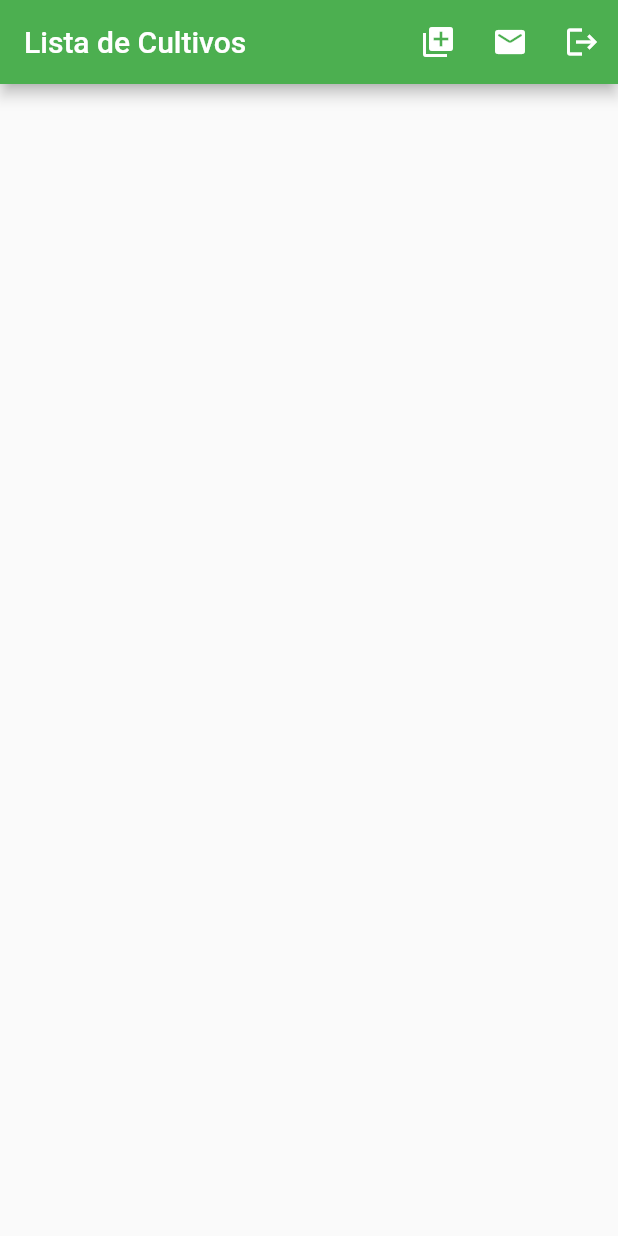
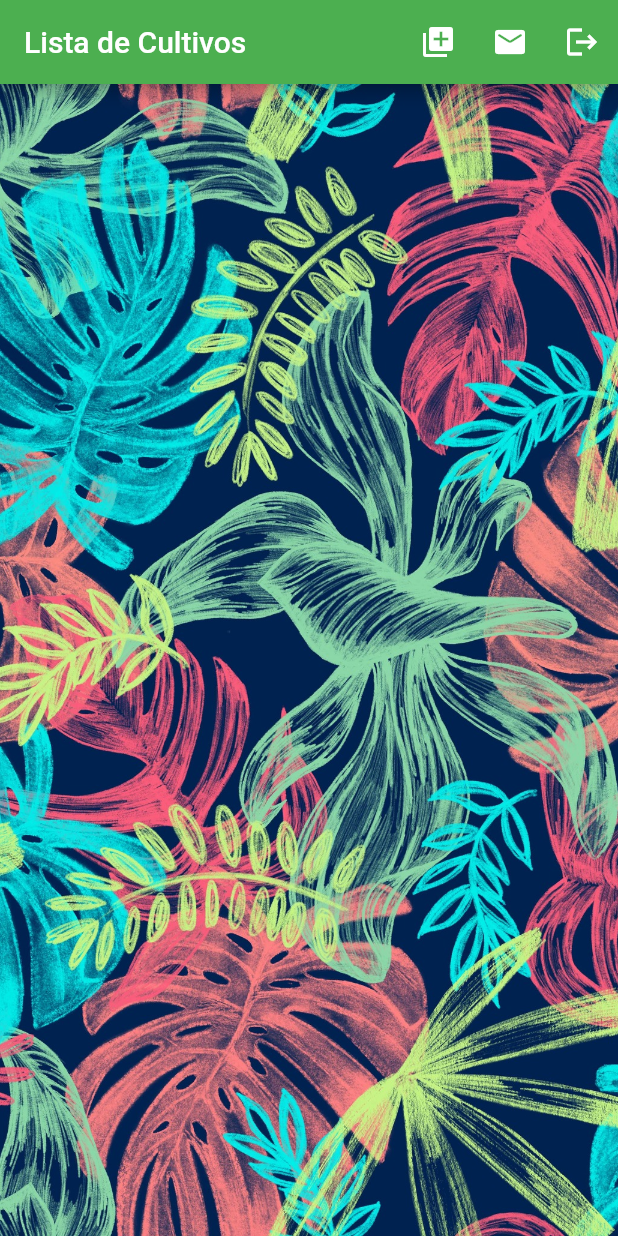
Before and after one commit to Juan-Gonzalez-Cuadros/administrador_cultivos, a Flutter app: the screen it shows once a user with an empty profile is signed in, on a phone screen of 412 x 824 dp. Run offline on Flutter 3.47's test engine with Material 2 defaults, Android fonts, the phone set to English and light mode, and no system bars; our stand-ins replace cloud_firestore, firebase_auth, firebase_core, firebase_storage, flutter_image_compress, image_cropper and 1 more; accounts and stored records are empty.

Commit message:
Update home_page.dart

```diff
--- a/lib/home_page.dart
+++ b/lib/home_page.dart
@@ -88,7 +88,14 @@ class _HomePageState extends State<HomePage> {
             ),
           ],
         ),
-        body: StreamBuilder(
+        body: Container(
+          decoration: BoxDecoration(
+            image: DecorationImage(
+              image: AssetImage("lib/img/sheets-picture.jpg"),
+              fit: BoxFit.cover,
+            ),
+          ),
+          child: StreamBuilder(
             stream: firebase.snapshots(),
             builder: (context, AsyncSnapshot<QuerySnapshot> snapshot) {
               if (!snapshot.hasData) {
@@ -143,6 +150,7 @@ class _HomePageState extends State<HomePage> {
                 }).toList(),
               );
             },
+          ),
         ));
   }
 }
```
Lines whose indentation alone changed are shown as unchanged.
